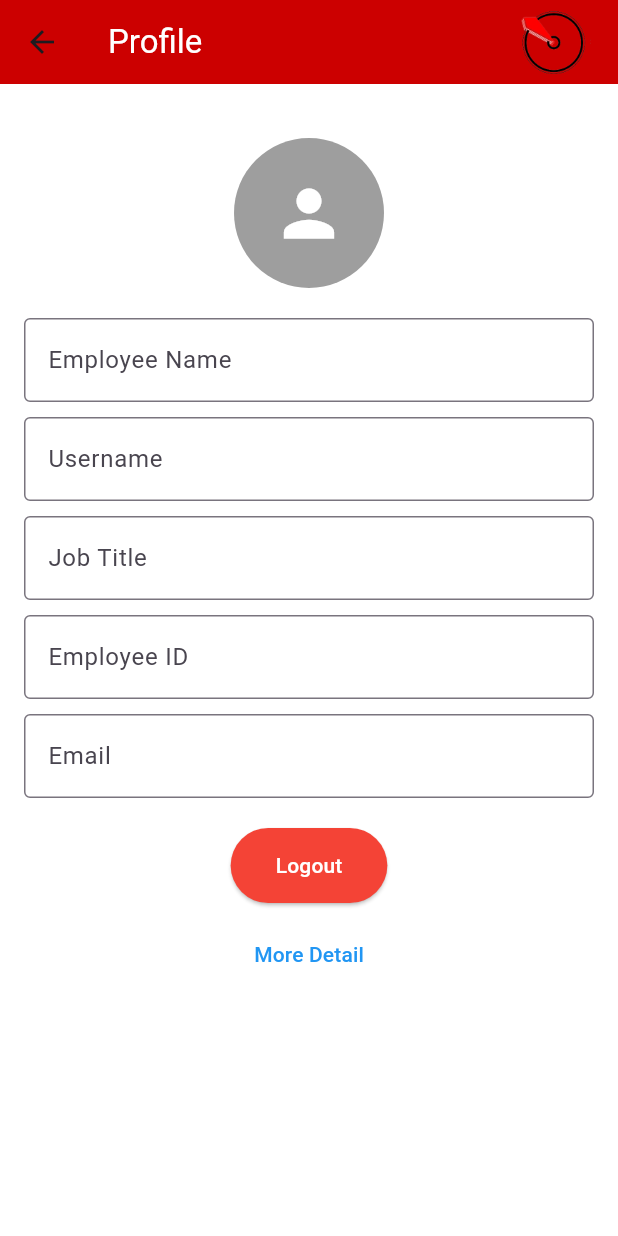
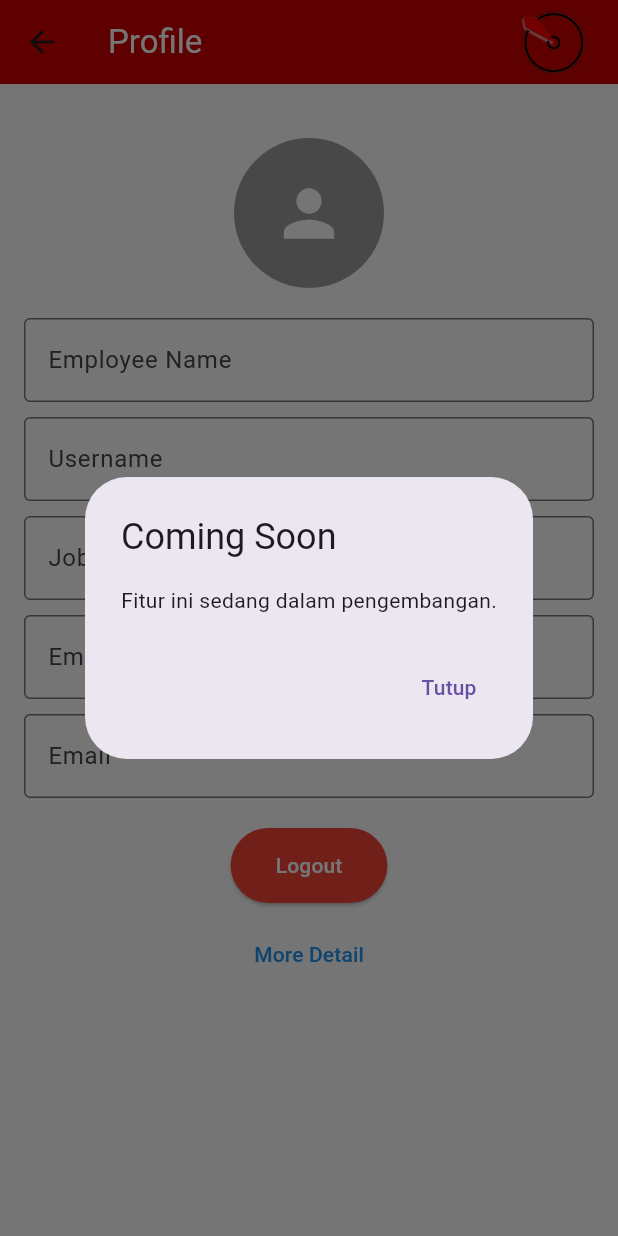
Before and after one commit to anca234/flutter_hris_app, a Flutter app: the ProfileScreen screen opened directly, after a tap on "More Detail", on a phone screen of 412 x 824 dp. Run offline on Flutter 3.47's test engine with Material 3 defaults, Android fonts, the phone set to English and light mode, and no system bars; our stand-ins replace device_info_plus, geocoding, geolocator, shared_preferences; accounts and stored records are empty.

Commit message:
pop up coming soon ke fitur yg belum ada

```diff
--- a/lib/screens/feedback.dart
+++ b/lib/screens/feedback.dart
@@ -33,7 +33,9 @@ class FeedbackScreen extends StatelessWidget {
         ),
         backgroundColor: Colors.red,
       ),
+      backgroundColor: const Color.fromARGB(255, 255, 255, 255),
       body: SingleChildScrollView(
+
         child: Padding(
           padding: const EdgeInsets.all(16.0),
           child: Container(
--- a/lib/screens/home_page.dart
+++ b/lib/screens/home_page.dart
@@ -897,7 +897,9 @@ Future<void> _getCurrentPosition() async {
                     borderRadius: BorderRadius.circular(8),
                   ),
                 ),
-                onPressed: () {},
+                onPressed: () {
+                  showComingSoonPopup(context);
+                },
                 child: const Text(
                   "More",
                   style: TextStyle(
--- a/lib/screens/notification.dart
+++ b/lib/screens/notification.dart
@@ -43,7 +43,6 @@ class NotificationPage extends StatelessWidget {
                 decoration: InputDecoration(
                   hintText: "Search",
                   prefixIcon: Icon(Icons.search),
-                  suffixIcon: Icon(Icons.mic),
                   border: InputBorder.none,
                   contentPadding: EdgeInsets.symmetric(vertical: 15.0),
                 ),
--- a/lib/screens/profile.dart
+++ b/lib/screens/profile.dart
@@ -9,6 +9,22 @@ class ProfileScreen extends StatefulWidget {
   @override
   _ProfileScreenState createState() => _ProfileScreenState();
 }
+
+void showComingSoonPopup(BuildContext context) {
+    showDialog(
+      context: context,
+      builder: (ctx) => AlertDialog(
+        title: const Text("Coming Soon"),
+        content: const Text("Fitur ini sedang dalam pengembangan."),
+        actions: [
+          TextButton(
+            onPressed: () => Navigator.of(ctx).pop(),
+            child: const Text("Tutup"),
+          ),
+        ],
+      ),
+    );
+  }
 
 class _ProfileScreenState extends State<ProfileScreen> {
   UserData? userData;
@@ -192,7 +208,7 @@ class _ProfileScreenState extends State<ProfileScreen> {
               Center(
                 child: TextButton(
                   onPressed: () {
-                    // Handle more detail
+                    showComingSoonPopup(context);
                   },
                   child: const Text(
                     'More Detail',
```
Also changed, not shown: lib/screens/asset.dart (+27 -3 lines), lib/screens/timesheets.dart (+25 -3 lines).
